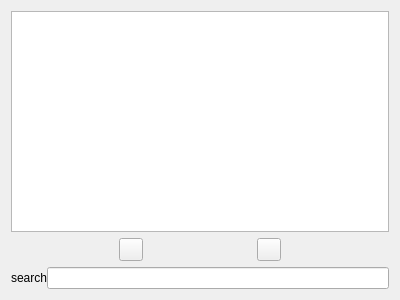
Qt form collectionlistwidget.ui (nicolas-daures/ArcadeRoom) before a commit.
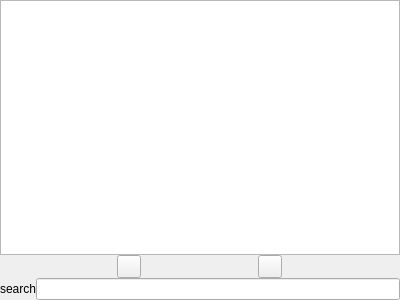
The same form after that commit. Icons and pictures are not drawn.

Diff of the .ui file:
```diff
--- a/collectionlistwidget.ui
+++ b/collectionlistwidget.ui
@@ -14,6 +14,21 @@
    <string>Form</string>
   </property>
   <layout class="QVBoxLayout" name="verticalLayout">
+   <property name="spacing">
+    <number>0</number>
+   </property>
+   <property name="leftMargin">
+    <number>0</number>
+   </property>
+   <property name="topMargin">
+    <number>0</number>
+   </property>
+   <property name="rightMargin">
+    <number>0</number>
+   </property>
+   <property name="bottomMargin">
+    <number>0</number>
+   </property>
    <item>
     <widget class="QListWidget" name="collectionList">
      <property name="sizePolicy">
```
